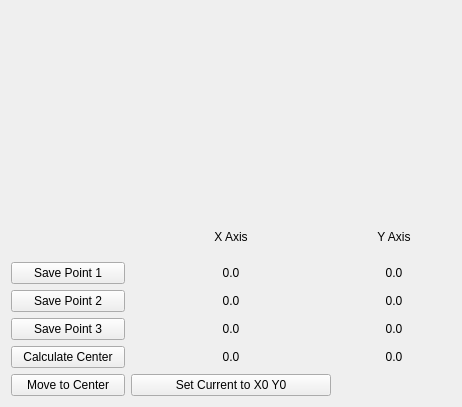
This is flexgui/src/libflexgui/tpc.ui in jethornton/flexgui as Qt 5 draws it before an edit. The edited form follows.
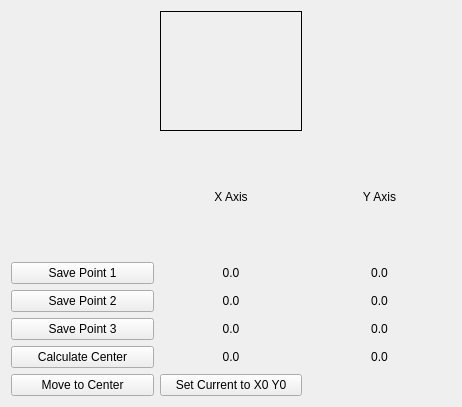
This is the edited form.

Commit message: fix tpc label size

Diff of the .ui file:
```diff
--- a/flexgui/src/libflexgui/tpc.ui
+++ b/flexgui/src/libflexgui/tpc.ui
@@ -149,22 +149,19 @@
    <item row="2" column="1">
     <widget class="QLabel" name="tpc_lb">
      <property name="sizePolicy">
-      <sizepolicy hsizetype="Fixed" vsizetype="Fixed">
+      <sizepolicy hsizetype="Preferred" vsizetype="Preferred">
        <horstretch>0</horstretch>
        <verstretch>0</verstretch>
       </sizepolicy>
      </property>
      <property name="minimumSize">
       <size>
-       <width>200</width>
-       <height>200</height>
+       <width>50</width>
+       <height>0</height>
       </size>
      </property>
-     <property name="maximumSize">
-      <size>
-       <width>200</width>
-       <height>200</height>
-      </size>
+     <property name="frameShape">
+      <enum>QFrame::Box</enum>
      </property>
      <property name="text">
       <string/>
```
Left out of the diff: 20 changed lines with no effect on the pictures.
